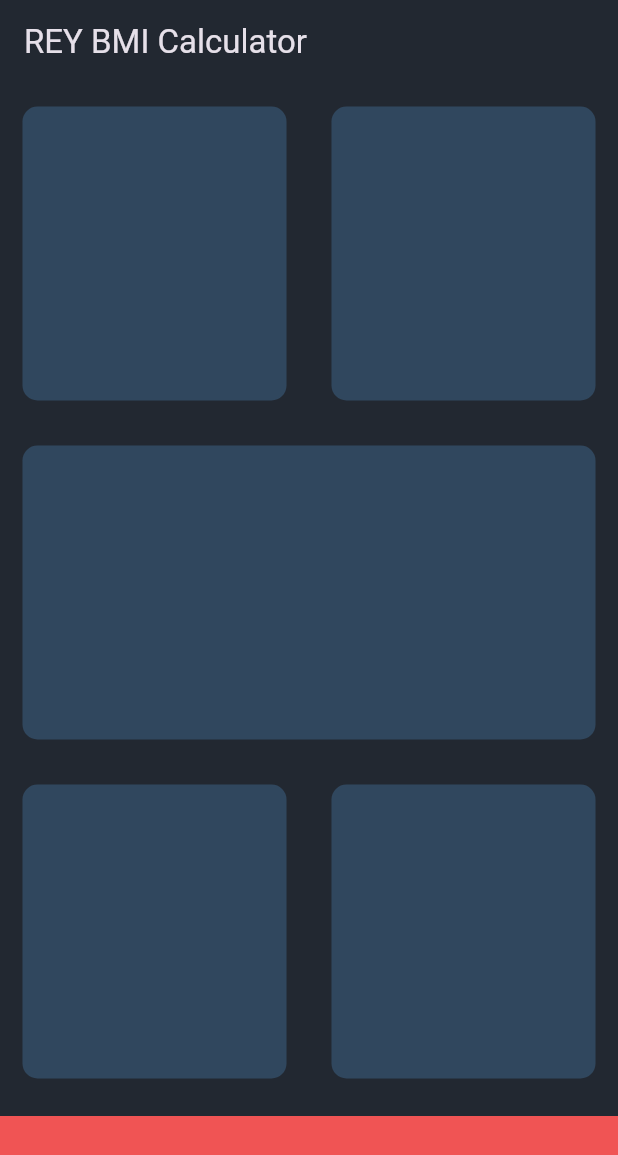
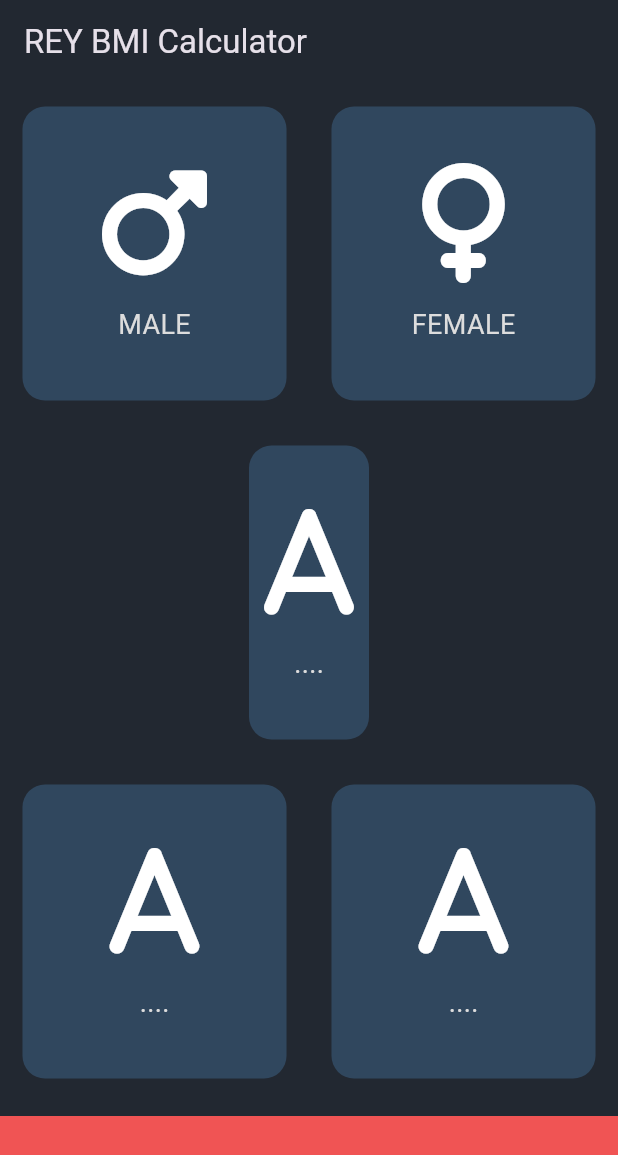
Before and after one commit to UnknownVisuals/bmi_calculator, a Flutter app: the screen it shows after launch, on a phone screen of 412 x 824 dp. Shown: the top 1155 px of the screen. Run offline on Flutter 3.47's test engine with Material 3 defaults, Android fonts, the phone set to English and light mode, and no system bars; our stand-ins replace font_awesome_flutter.

Commit message:
Add font_awesome_flutter dependencies, split icon_content and reusable_card to seperate files, and idk to much change

```diff
--- /dev/null
+++ b/lib/icon_content.dart
@@ -0,0 +1,33 @@
+import 'package:flutter/material.dart';
+
+const labelTextStyle = TextStyle(
+  fontSize: 18.0,
+  color: Color(0xFFDDDDDD),
+);
+
+class IconContent extends StatelessWidget {
+  const IconContent({super.key, required this.icon, required this.label});
+
+  final IconData icon;
+  final String label;
+
+  @override
+  Widget build(BuildContext context) {
+    return Column(
+      mainAxisAlignment: MainAxisAlignment.center,
+      children: <Widget>[
+        Icon(
+          icon,
+          size: 80.0,
+        ),
+        const SizedBox(
+          height: 15.0,
+        ),
+        Text(
+          label,
+          style: labelTextStyle,
+        ),
+      ],
+    );
+  }
+}
--- a/lib/input_page.dart
+++ b/lib/input_page.dart
@@ -1,4 +1,7 @@
 import 'package:flutter/material.dart';
+import 'package:font_awesome_flutter/font_awesome_flutter.dart';
+import 'package:bmi_calculator/reusable_card.dart';
+import 'package:bmi_calculator/icon_content.dart';
 
 const bottomContainerHeight = 80.0;
 const appBarBackgroundColor = Color(0xFF222831);
@@ -28,11 +31,19 @@ class _InputPageState extends State<InputPage> {
                 Expanded(
                   child: ReusableCard(
                     colour: activeCardColor,
+                    cardChild: IconContent(
+                      icon: FontAwesomeIcons.mars,
+                      label: "MALE",
+                    ),
                   ),
                 ),
                 Expanded(
                   child: ReusableCard(
-                    colour:  activeCardColor,
+                    colour: activeCardColor,
+                    cardChild: IconContent(
+                      icon: FontAwesomeIcons.venus,
+                      label: "FEMALE",
+                    ),
                   ),
                 ),
               ],
@@ -40,7 +51,8 @@ class _InputPageState extends State<InputPage> {
           ),
           const Expanded(
             child: ReusableCard(
-              colour:  activeCardColor,
+              colour: activeCardColor,
+              cardChild: IconContent(icon: FontAwesomeIcons.a, label: "...."),
             ),
           ),
           const Expanded(
@@ -48,42 +60,29 @@ class _InputPageState extends State<InputPage> {
               children: <Widget>[
                 Expanded(
                   child: ReusableCard(
-                    colour:  activeCardColor,
+                    colour: activeCardColor,
+                    cardChild:
+                        IconContent(icon: FontAwesomeIcons.a, label: "...."),
                   ),
                 ),
                 Expanded(
                   child: ReusableCard(
-                    colour:  activeCardColor,
+                    colour: activeCardColor,
+                    cardChild:
+                        IconContent(icon: FontAwesomeIcons.a, label: "...."),
                   ),
                 ),
               ],
             ),
           ),
           Container(
-              color: bottomContainerColor,
-              margin: const EdgeInsets.only(top: 10.0),
-              width: double.infinity,
-              height: bottomContainerHeight,
+            color: bottomContainerColor,
+            margin: const EdgeInsets.only(top: 10.0),
+            width: double.infinity,
+            height: bottomContainerHeight,
           ),
         ],
       ),
     );
   }
 }
-
-class ReusableCard extends StatelessWidget {
-  const ReusableCard({super.key, required this.colour});
-
-  final Color colour;
-
-  @override
-  Widget build(BuildContext context) {
-    return Container(
-      margin: const EdgeInsets.all(15.0),
-      decoration: BoxDecoration(
-        color: colour,
-        borderRadius: BorderRadius.circular(10.0),
-      ),
-    );
-  }
-}
--- /dev/null
+++ b/lib/reusable_card.dart
@@ -0,0 +1,21 @@
+import 'package:flutter/material.dart';
+
+class ReusableCard extends StatelessWidget {
+  const ReusableCard(
+      {super.key, required this.colour, required this.cardChild});
+
+  final Color colour;
+  final Widget cardChild;
+
+  @override
+  Widget build(BuildContext context) {
+    return Container(
+      margin: const EdgeInsets.all(15.0),
+      decoration: BoxDecoration(
+        color: colour,
+        borderRadius: BorderRadius.circular(15.0),
+      ),
+      child: cardChild,
+    );
+  }
+}
--- a/pubspec.yaml
+++ b/pubspec.yaml
@@ -35,6 +35,7 @@ dependencies:
   # The following adds the Cupertino Icons font to your application.
   # Use with the CupertinoIcons class for iOS style icons.
   cupertino_icons: ^1.0.6
+  font_awesome_flutter: ^10.7.0
 
 dev_dependencies:
   flutter_test:
```
Also changed, not shown: pubspec.lock.
